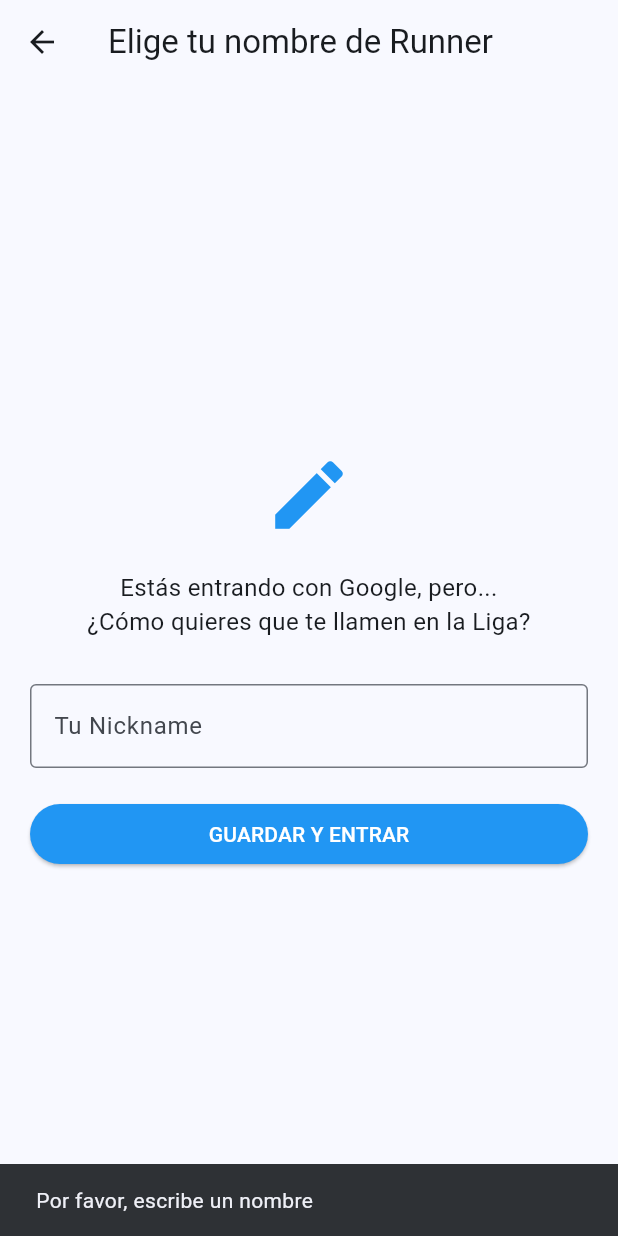
After one commit to JMCLABAS/running_league, a Flutter app: the NicknameScreen screen opened directly, after a tap on "GUARDAR Y ENTRAR", on a phone screen of 412 x 824 dp. The commit adds this screen. Run offline on Flutter 3.47's test engine with Material 3 defaults, Android fonts, the phone set to English and light mode, and no system bars; our stand-ins replace firebase_auth, firebase_core, flutter_map, flutter_tts, geolocator, google_sign_in and 2 more; accounts and stored records are empty.

Commit message:
pulido login y nickname

```diff
--- a/lib/history_screen.dart
+++ b/lib/history_screen.dart
@@ -3,6 +3,7 @@ import 'package:intl/intl.dart';
 import 'package:firebase_auth/firebase_auth.dart'; // <--- IMPORTANTE: Para saber quién eres
 import 'db_helper.dart';
 import 'login_screen.dart'; // Para volver al login al salir
+import 'package:google_sign_in/google_sign_in.dart';
 
 class HistoryScreen extends StatefulWidget {
   const HistoryScreen({super.key});
@@ -29,7 +30,8 @@ class _HistoryScreenState extends State<HistoryScreen> {
         // Si hay usuario, pedimos SUS carreras
         _runHistory = DBHelper().getUserRuns(user.uid);
       } else {
-        // Si no hay usuario (raro), devolvemos lista vacía
+        // Si no hay usu
+        //ario (raro), devolvemos lista vacía
         _runHistory = Future.value([]);
       }
     });
@@ -38,6 +40,7 @@ class _HistoryScreenState extends State<HistoryScreen> {
   // --- LOGOUT (Para probar cuentas distintas) ---
   Future<void> _signOut() async {
     await FirebaseAuth.instance.signOut();
+    await GoogleSignIn().signOut();
     if (mounted) {
       // Volvemos a la pantalla de Login y borramos el historial de navegación
       Navigator.of(context).pushReplacement(
--- a/lib/login_screen.dart
+++ b/lib/login_screen.dart
@@ -2,6 +2,7 @@ import 'package:flutter/material.dart';
 import 'package:firebase_auth/firebase_auth.dart';
 import 'package:google_sign_in/google_sign_in.dart';
 import 'register_screen.dart';
+// import 'nickname_screen.dart'; // YA NO HACE FALTA AQUÍ (Lo gestiona el Mapa)
 
 class LoginScreen extends StatefulWidget {
   const LoginScreen({super.key});
@@ -11,41 +12,31 @@ class LoginScreen extends StatefulWidget {
 }
 
 class _LoginScreenState extends State<LoginScreen> {
-  // Instancia clásica para Google Sign In
   final GoogleSignIn _googleSignIn = GoogleSignIn();
-
   final _emailController = TextEditingController();
   final _passwordController = TextEditingController();
 
   bool _isLoading = false;
 
-  // --- LOGIN CON EMAIL (AHORA ESTRICTO) ---
+  // --- LOGIN CON EMAIL ---
   Future<void> _login() async {
     if (_emailController.text.trim().isEmpty || _passwordController.text.trim().isEmpty) {
       _showMessage("Por favor, escribe email y contraseña", color: Colors.orange);
       return;
     }
-
     setState(() => _isLoading = true);
     try {
-      // 1. Intentamos entrar
       UserCredential userCredential = await FirebaseAuth.instance.signInWithEmailAndPassword(
         email: _emailController.text.trim(),
         password: _passwordController.text.trim(),
       );
 
-      // 2. SEGURIDAD: ¿Tiene el correo verificado?
       if (!userCredential.user!.emailVerified) {
-        // SI NO LO TIENE:
-        await FirebaseAuth.instance.signOut(); // Le echamos fuera
-
-        _showMessage("⛔ Debes verificar tu correo para entrar. Revisa tu bandeja de entrada.", color: Colors.red);
-
-        // Cortamos aquí para que NO pase al mapa
+        await FirebaseAuth.instance.signOut();
+        _showMessage("⛔ Debes verificar tu correo para entrar.", color: Colors.red);
         return;
       }
 
-      // 3. Si llega aquí, es que está verificado -> PASAR
       if (mounted) {
         Navigator.of(context).popUntil((route) => route.isFirst);
       }
@@ -59,25 +50,34 @@ class _LoginScreenState extends State<LoginScreen> {
     }
   }
 
-  // --- LOGIN CON GOOGLE ---
-  // (Google ya verifica los correos, así que aquí no hace falta bloquear)
+  // --- LOGIN CON GOOGLE (CORREGIDO) ---
   Future<void> _signInWithGoogle() async {
     setState(() => _isLoading = true);
     try {
+      // 1. IMPORTANTE: Forzamos desconexión previa para que SIEMPRE salga el selector de cuentas
+      await _googleSignIn.signOut();
+
+      // 2. Ahora iniciamos el flujo (saldrá la ventanita de elegir cuenta)
       final GoogleSignInAccount? googleUser = await _googleSignIn.signIn();
+
       if (googleUser == null) {
         setState(() => _isLoading = false);
         return;
       }
+
       final GoogleSignInAuthentication googleAuth = await googleUser.authentication;
       final credential = GoogleAuthProvider.credential(
         accessToken: googleAuth.accessToken,
         idToken: googleAuth.idToken,
       );
 
+      // 3. Entramos en Firebase
+      // (Quitamos la lógica de isNewUser de aquí porque la hace el main.dart más seguro)
       await FirebaseAuth.instance.signInWithCredential(credential);
+
       _showMessage("¡Conectado con Google!", color: Colors.green);
 
+      // Volvemos al Mapa
       if (mounted) {
         Navigator.of(context).popUntil((route) => route.isFirst);
       }
@@ -89,7 +89,7 @@ class _LoginScreenState extends State<LoginScreen> {
     }
   }
 
-  // --- NAVEGAR AL REGISTRO ---
+  // --- RESTO DEL CÓDIGO ---
   void _goToRegister() {
     Navigator.push(
       context,
@@ -101,7 +101,7 @@ class _LoginScreenState extends State<LoginScreen> {
     String msg = "Error desconocido";
     if (e.code == 'user-not-found' || e.code == 'invalid-credential') msg = "Usuario o contraseña incorrectos";
     else if (e.code == 'wrong-password') msg = "Contraseña incorrecta";
-    else if (e.code == 'too-many-requests') msg = "Demasiados intentos. Espera un poco.";
+    else if (e.code == 'too-many-requests') msg = "Demasiados intentos.";
     _showMessage(msg);
   }
 
--- a/lib/main.dart
+++ b/lib/main.dart
@@ -8,7 +8,7 @@ import 'package:intl/date_symbol_data_local.dart';
 import 'package:flutter_tts/flutter_tts.dart';
 import 'package:firebase_core/firebase_core.dart';
 import 'package:firebase_auth/firebase_auth.dart';
-
+import 'nickname_screen.dart';
 import 'db_helper.dart';
 import 'history_screen.dart';
 import 'login_screen.dart';
@@ -101,8 +101,32 @@ class _MapScreenState extends State<MapScreen> {
   void initState() {
     super.initState();
     _initTts();
+
+    WidgetsBinding.instance.addPostFrameCallback((_) {
+      _checkIfNewGoogleUser();
+    });
   }
+void _checkIfNewGoogleUser() {
+    final user = FirebaseAuth.instance.currentUser;
+    if (user != null && user.metadata.creationTime != null) {
 
+      // 1. ¿Es usuario de Google? (Para no molestar a los de email que ya pusieron nombre)
+      bool isGoogleUser = user.providerData.any((info) => info.providerId == 'google.com');
+
+      // 2. ¿La cuenta es "fresca"? (Creada hace menos de 30 segundos)
+      // Si borras el usuario en Firebase y entras, la fecha de creación se resetea a AHORA.
+      final difference = DateTime.now().difference(user.metadata.creationTime!);
+      bool isRecent = difference.inSeconds < 15;
+
+      if (isGoogleUser && isRecent) {
+        // ¡Eres nuevo! Vamos a ponerte nombre.
+        Navigator.push(
+          context,
+          MaterialPageRoute(builder: (_) => const NicknameScreen())
+        );
+      }
+    }
+  }
   Future<void> _initTts() async {
     await _flutterTts.setLanguage("es-ES");
     await _flutterTts.setSpeechRate(0.5);
--- /dev/null
+++ b/lib/nickname_screen.dart
@@ -0,0 +1,96 @@
+import 'package:flutter/material.dart';
+import 'package:firebase_auth/firebase_auth.dart';
+
+class NicknameScreen extends StatefulWidget {
+  const NicknameScreen({super.key});
+
+  @override
+  State<NicknameScreen> createState() => _NicknameScreenState();
+}
+
+class _NicknameScreenState extends State<NicknameScreen> {
+  final _nicknameController = TextEditingController();
+  bool _isLoading = false;
+
+  Future<void> _saveNickname() async {
+    if (_nicknameController.text.trim().isEmpty) {
+      ScaffoldMessenger.of(context).showSnackBar(
+        const SnackBar(content: Text("Por favor, escribe un nombre")),
+      );
+      return;
+    }
+
+    setState(() => _isLoading = true);
+
+    try {
+      // 1. Obtenemos el usuario actual
+      final user = FirebaseAuth.instance.currentUser;
+
+      if (user != null) {
+        // 2. Sobrescribimos el nombre de Google con el Nickname elegido
+        await user.updateDisplayName(_nicknameController.text.trim());
+        await user.reload(); // Confirmamos cambios
+      }
+
+      // 3. Volvemos al Login (que nos redirigirá al Mapa automáticamente)
+      if (mounted) {
+        // Hacemos pop para volver, y el StreamBuilder del main detectará que ya estamos listos
+        Navigator.of(context).pop();
+      }
+
+    } catch (e) {
+      ScaffoldMessenger.of(context).showSnackBar(
+        SnackBar(content: Text("Error: $e")),
+      );
+    } finally {
+      if (mounted) setState(() => _isLoading = false);
+    }
+  }
+
+  @override
+  Widget build(BuildContext context) {
+    return Scaffold(
+      appBar: AppBar(title: const Text("Elige tu nombre de Runner")),
+      body: Padding(
+        padding: const EdgeInsets.all(20.0),
+        child: Column(
+          mainAxisAlignment: MainAxisAlignment.center,
+          children: [
+            const Icon(Icons.edit, size: 60, color: Colors.blue),
+            const SizedBox(height: 20),
+            const Text(
+              "Estás entrando con Google, pero...\n¿Cómo quieres que te llamen en la Liga?",
+              textAlign: TextAlign.center,
+              style: TextStyle(fontSize: 16),
+            ),
+            const SizedBox(height: 30),
+            TextField(
+              controller: _nicknameController,
+              decoration: const InputDecoration(
+                labelText: "Tu Nickname",
+                hintText: "Ej: FlashGarcía",
+                border: OutlineInputBorder(),
+              ),
+              textCapitalization: TextCapitalization.sentences,
+            ),
+            const SizedBox(height: 20),
+            if (_isLoading)
+              const CircularProgressIndicator()
+            else
+              SizedBox(
+                width: double.infinity,
+                child: ElevatedButton(
+                  onPressed: _saveNickname,
+                  style: ElevatedButton.styleFrom(
+                    backgroundColor: Colors.blue,
+                    foregroundColor: Colors.white,
+                  ),
+                  child: const Text("GUARDAR Y ENTRAR"),
+                ),
+              ),
+          ],
+        ),
+      ),
+    );
+  }
+}
```
